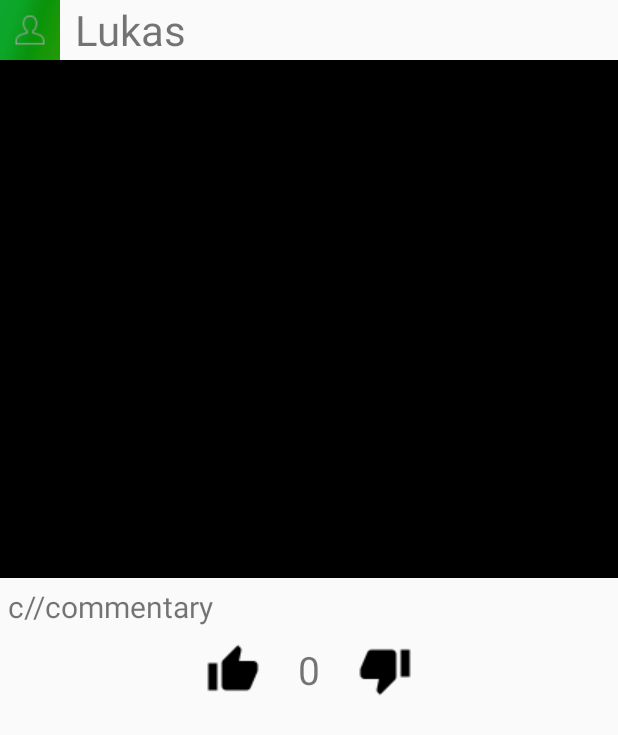
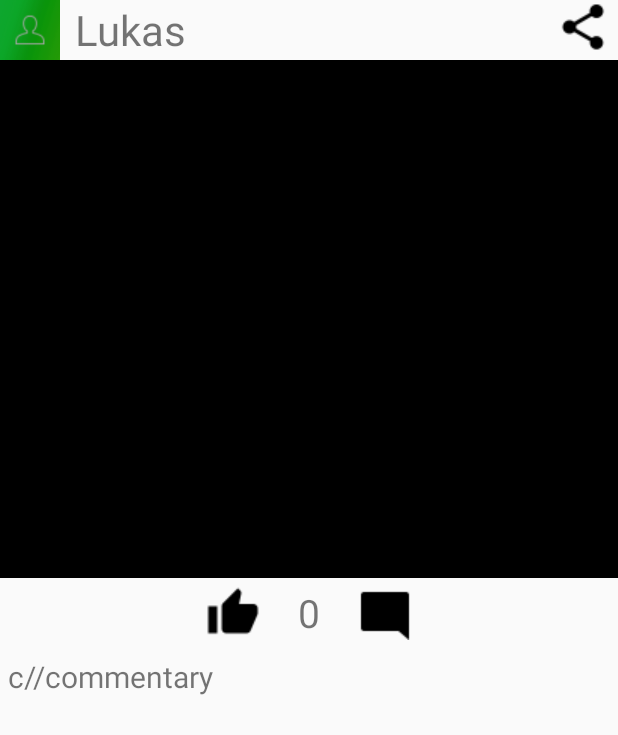
Before and after one commit to SDob1993/WGPlus05, an Android app: the layout listelement_foto_item.xml on its own in the app's theme, with its tools: preview values and no code run, on a phone screen of 412 x 824 dp. Shown: the top 735 px of the screen. Run offline under Robolectric (Android 15) with nearby library versions, the phone set to English and light mode, and no system bars.

Commit message:
Kommentar geht nicht gescheid

```diff
--- a/app/src/main/res/layout/activity_foto_wand.xml
+++ b/app/src/main/res/layout/activity_foto_wand.xml
@@ -10,7 +10,6 @@
         android:layout_width="match_parent"
         android:layout_height="match_parent"
         android:id="@+id/listview_foto_item"
-        android:stackFromBottom="true"
         android:transcriptMode="normal"
         >
 
--- a/app/src/main/res/layout/listelement_foto_item.xml
+++ b/app/src/main/res/layout/listelement_foto_item.xml
@@ -1,7 +1,9 @@
 <?xml version="1.0" encoding="utf-8"?>
 <LinearLayout xmlns:android="http://schemas.android.com/apk/res/android"
     android:orientation="vertical" android:layout_width="match_parent"
-    android:layout_height="match_parent">
+    android:layout_height="match_parent"
+    android:layout_marginBottom="10dp"
+    >
 
     <LinearLayout
         android:layout_width="match_parent"
@@ -26,6 +28,20 @@
         android:layout_marginLeft="10dp"
         />
 
+        <Space
+            android:layout_width="match_parent"
+            android:layout_height="match_parent"
+            android:layout_weight="1"/>
+
+
+        <ImageView
+            android:layout_width="wrap_content"
+            android:layout_height="wrap_content"
+            android:src="@drawable/ic_share_black_24dp"
+            android:layout_marginRight="5dp"
+            android:id="@+id/foto_share_button"
+            />
+
 
     </LinearLayout>
 
@@ -35,6 +51,43 @@
         android:background="@color/Black"
         android:id="@+id/foto_view"
         />
+
+
+    <LinearLayout
+        android:layout_width="wrap_content"
+        android:layout_height="wrap_content"
+        android:layout_gravity="center">
+
+        <ImageButton
+            android:id="@+id/foto_thumb_up"
+            android:layout_width="wrap_content"
+            android:layout_height="wrap_content"
+            android:layout_margin="5dp"
+            android:background="?android:selectableItemBackground"
+            android:src="@drawable/ic_thumb_up_black_24dp"
+
+            />
+
+        <TextView
+            android:id="@+id/foto_thumbcount"
+            android:layout_width="wrap_content"
+            android:layout_height="wrap_content"
+            android:layout_gravity="center"
+            android:layout_marginEnd="20dp"
+            android:layout_marginStart="20dp"
+            android:inputType="numberSigned"
+            android:text="0"
+            android:textSize="26sp" />
+
+        <ImageButton
+            android:id="@+id/foto_commentary_button"
+            android:layout_width="wrap_content"
+            android:layout_height="wrap_content"
+            android:layout_margin="5dp"
+            android:background="?android:selectableItemBackground"
+            android:src="@drawable/ic_mode_comment_black_24dp" />
+    </LinearLayout>
+
     <TextView
         android:layout_width="match_parent"
         android:layout_height="wrap_content"
@@ -44,43 +97,6 @@
         android:id="@+id/foto_user_commentary"
         />
 
-    <LinearLayout
-        android:layout_width="wrap_content"
-        android:layout_height="wrap_content"
-        android:layout_gravity="center">
-
-        <ImageButton
-            android:layout_width="wrap_content"
-            android:layout_height="wrap_content"
-            android:src="@drawable/ic_thumb_up_black_24dp"
-            android:background="?android:selectableItemBackground"
-            android:layout_margin="5dp"
-            android:id="@+id/foto_thumb_up"
-
-            />
-
-        <TextView
-            android:layout_width="wrap_content"
-            android:layout_height="wrap_content"
-            android:inputType="numberSigned"
-            android:text="0"
-            android:textSize="26sp"
-            android:layout_marginStart="20dp"
-            android:layout_marginEnd="20dp"
-            android:layout_gravity="center"
-            android:id="@+id/foto_thumbcount"
-            />
-
-        <ImageButton
-            android:layout_width="wrap_content"
-            android:layout_height="wrap_content"
-            android:src="@drawable/ic_thumb_down_black_24dp"
-            android:background="?android:selectableItemBackground"
-            android:layout_margin="5dp"
-            android:id="@+id/foto_thumb_down"
-            />
-    </LinearLayout>
-
     <ListView
         android:layout_width="match_parent"
         android:layout_height="wrap_content"
@@ -88,4 +104,32 @@
         >
     </ListView>
 
+    <LinearLayout
+    android:layout_width="match_parent"
+    android:layout_height="wrap_content"
+        android:layout_margin="5dp"
+        android:id="@+id/layout_invisbile"
+        android:visibility="invisible"
+        >
+    <EditText
+        android:layout_width="match_parent"
+        android:layout_height="wrap_content"
+        android:layout_margin="5dp"
+        android:hint="enter commentary here"
+        android:id="@+id/commentary_box"
+        android:maxLines="1"
+        android:imeOptions="actionDone"
+        android:layout_weight="1"
+        />
+
+        <Button
+            android:layout_width="wrap_content"
+            android:layout_height="wrap_content"
+            android:id="@+id/button_edit_add_comment"
+            android:text="Send"
+
+            />
+
+    </LinearLayout>
+
 </LinearLayout>
```
Also changed, not shown: app/src/main/java/ur/mi/android/wgplus05/CommentaryAdapter.java (added, +57 -0 lines), app/src/main/java/ur/mi/android/wgplus05/CommentaryItem.java (added, +32 -0 lines), app/src/main/java/ur/mi/android/wgplus05/FotoItemAdapter.java (+35 -20 lines), app/src/main/java/ur/mi/android/wgplus05/PictureActivity.java (+5 -2 lines), app/src/main/res/layout/list_element_commentary.xml (added, +26 -0 lines), app/src/main/res/drawable/ic_mode_comment_black_24dp.png (added), app/src/main/res/drawable/ic_share_black_24dp.png (added).
